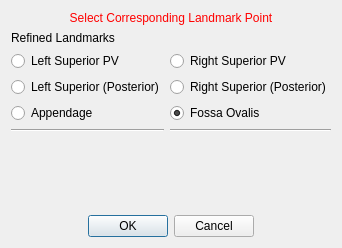
Old version of the form CemrgApp/Plugins/kcl.cemrgapp.atrialfibres/src/internal/AtrialFibresLandmarksViewRefined.ui in the repository OpenHeartDevelopers/CemrgApp.
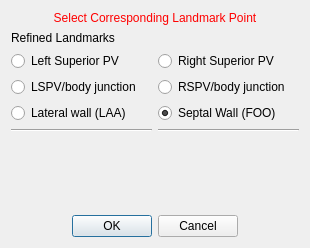
New version of the form.

Commit message: [uac/tests] v1.1 - changes to UI and usability

```diff
--- a/CemrgApp/Plugins/kcl.cemrgapp.atrialfibres/src/internal/AtrialFibresLandmarksViewRefined.ui
+++ b/CemrgApp/Plugins/kcl.cemrgapp.atrialfibres/src/internal/AtrialFibresLandmarksViewRefined.ui
@@ -6,7 +6,7 @@
    <rect>
     <x>0</x>
     <y>0</y>
-    <width>305</width>
+    <width>310</width>
     <height>248</height>
    </rect>
   </property>
@@ -41,36 +41,15 @@
    </item>
    <item>
     <layout class="QGridLayout" name="gridLayout">
-     <item row="1" column="0">
-      <widget class="QRadioButton" name="radioBtn_LSPV">
-       <property name="text">
-        <string>Left Superior PV</string>
-       </property>
-      </widget>
-     </item>
-     <item row="0" column="0">
-      <widget class="QLabel" name="label_rough">
-       <property name="text">
-        <string>Refined Landmarks</string>
-       </property>
-      </widget>
-     </item>
-     <item row="4" column="1">
-      <widget class="Line" name="line_2">
-       <property name="orientation">
-        <enum>Qt::Horizontal</enum>
-       </property>
-      </widget>
-     </item>
      <item row="3" column="0">
       <widget class="QRadioButton" name="radioBtn_LAA">
        <property name="text">
-        <string>Appendage</string>
+        <string>Lateral wall (LAA)</string>
        </property>
       </widget>
      </item>
-     <item row="4" column="0">
-      <widget class="Line" name="line">
+     <item row="5" column="1">
+      <widget class="Line" name="line_2">
        <property name="orientation">
         <enum>Qt::Horizontal</enum>
        </property>
@@ -79,24 +58,48 @@
      <item row="2" column="1">
       <widget class="QRadioButton" name="radioBtn_RIPV">
        <property name="text">
-        <string>Right Superior (Posterior)</string>
+        <string>RSPV/body junction</string>
+       </property>
+      </widget>
+     </item>
+     <item row="2" column="0">
+      <widget class="QRadioButton" name="radioBtn_LIPV">
+       <property name="text">
+        <string>LSPV/body junction</string>
+       </property>
+      </widget>
+     </item>
+     <item row="5" column="0">
+      <widget class="Line" name="line">
+       <property name="orientation">
+        <enum>Qt::Horizontal</enum>
+       </property>
+      </widget>
+     </item>
+     <item row="0" column="0">
+      <widget class="QLabel" name="label_rough">
+       <property name="text">
+        <string>Refined Landmarks</string>
        </property>
       </widget>
      </item>
      <item row="3" column="1">
       <widget class="QRadioButton" name="radioBtn_FO">
        <property name="text">
-        <string>Fossa Ovalis</string>
+        <string>Septal Wall (FOO)</string>
        </property>
        <property name="checked">
         <bool>true</bool>
        </property>
       </widget>
      </item>
-     <item row="2" column="0">
-      <widget class="QRadioButton" name="radioBtn_LIPV">
+     <item row="1" column="0">
+      <widget class="QRadioButton" name="radioBtn_LSPV">
+       <property name="enabled">
+        <bool>true</bool>
+       </property>
        <property name="text">
-        <string>Left Superior (Posterior)</string>
+        <string>Left Superior PV</string>
        </property>
       </widget>
      </item>
```
The commit also changes 4 other files.
